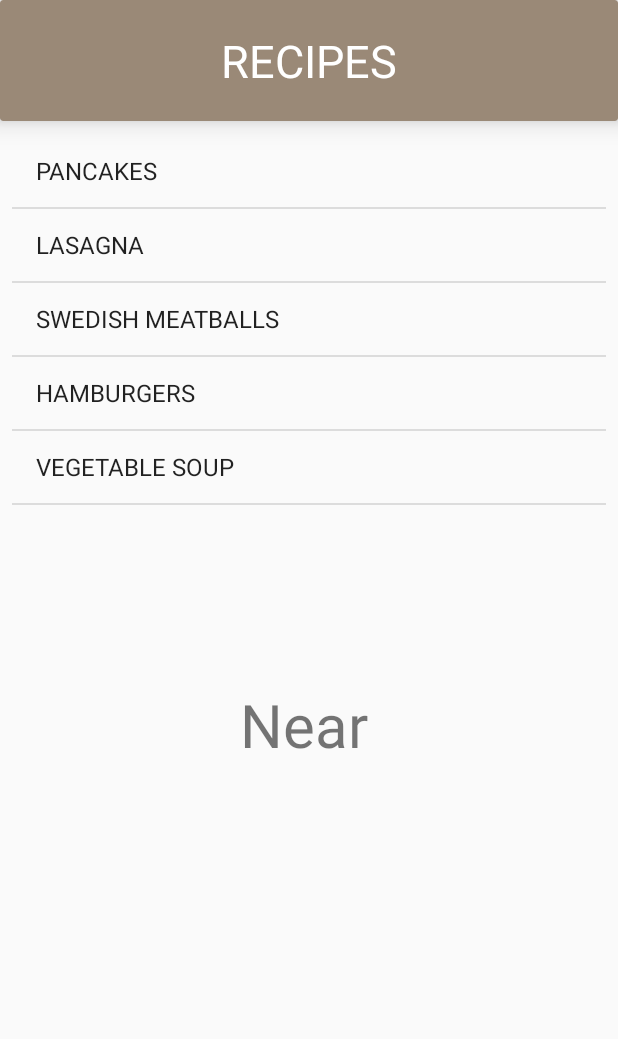
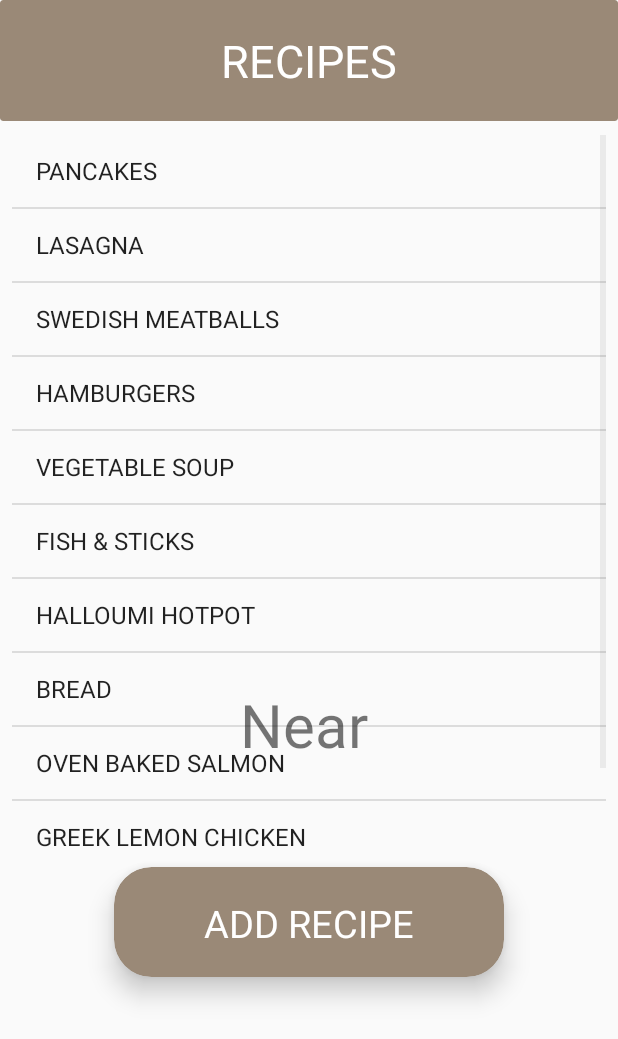
Before and after one commit to obakanue/uppr-cookr, an Android app: the RecipeActivity screen opened directly, with no data from a screen before it, on a phone screen of 412 x 824 dp. Shown: the top 1039 px of the screen. Run offline under Robolectric (Android 15) with nearby library versions, the light colour scheme and no system bars.

Commit message:
Adds viewlist of items for recipes

```diff
--- a/app/src/main/res/layout/activity_recipe.xml
+++ b/app/src/main/res/layout/activity_recipe.xml
@@ -5,6 +5,40 @@
     android:layout_width="match_parent"
     android:layout_height="match_parent"
     tools:context=".RecipeActivity">
+
+    <androidx.cardview.widget.CardView
+        android:id="@+id/cardView2"
+        android:layout_width="260dp"
+        android:layout_height="73dp"
+        android:layout_marginTop="578dp"
+        android:clickable="true"
+        app:cardBackgroundColor="@color/khaki"
+        app:cardCornerRadius="25dp"
+        app:cardElevation="10dp"
+
+        app:layout_constraintEnd_toEndOf="parent"
+        app:layout_constraintStart_toStartOf="parent"
+        app:layout_constraintTop_toTopOf="parent">
+
+        <androidx.constraintlayout.widget.ConstraintLayout
+            android:layout_width="match_parent"
+            android:layout_height="match_parent">
+
+            <TextView
+                android:id="@+id/addRecipe"
+                android:layout_width="wrap_content"
+                android:layout_height="wrap_content"
+                android:paddingVertical="20dp"
+                android:text="@string/addRecipe"
+                android:textColor="@color/white"
+                android:textSize="25sp"
+                app:layout_constraintBottom_toBottomOf="parent"
+                app:layout_constraintEnd_toEndOf="parent"
+                app:layout_constraintHorizontal_bias="0.5"
+                app:layout_constraintStart_toStartOf="parent"
+                app:layout_constraintTop_toTopOf="parent" />
+        </androidx.constraintlayout.widget.ConstraintLayout>
+    </androidx.cardview.widget.CardView>
 
     <TextView
         android:id="@+id/distance"
@@ -23,7 +57,7 @@
         android:layout_width="match_parent"
         android:layout_height="wrap_content"
         app:cardBackgroundColor="@color/khaki"
-        app:cardElevation="10dp"
+        app:cardElevation="0dp"
         app:layout_constraintEnd_toEndOf="parent"
         app:layout_constraintHorizontal_bias="0.5"
         app:layout_constraintStart_toStartOf="parent"
@@ -51,12 +85,14 @@
 
     <ListView
         android:layout_width="396dp"
-        android:layout_height="520dp"
+        android:layout_height="478dp"
         android:layout_marginTop="90dp"
+        android:entries="@array/list_items"
         app:layout_constraintEnd_toEndOf="parent"
         app:layout_constraintHorizontal_bias="0.5"
         app:layout_constraintStart_toStartOf="parent"
         app:layout_constraintTop_toTopOf="parent"
-        android:entries="@array/list_items"/>
+        android:fadeScrollbars="true"
+        />
 
 </androidx.constraintlayout.widget.ConstraintLayout>
--- a/app/src/main/res/layout/content_main.xml
+++ b/app/src/main/res/layout/content_main.xml
@@ -15,7 +15,7 @@
         android:layout_marginTop="563dp"
         android:clickable="true"
         app:cardBackgroundColor="@color/khaki"
-        app:cardElevation="10dp"
+        app:cardElevation="0dp"
         app:layout_constraintEnd_toEndOf="parent"
         app:layout_constraintEnd_toStartOf="@+id/cardView"
         app:layout_constraintHorizontal_bias="0.5"
@@ -65,7 +65,7 @@
         android:layout_marginTop="473dp"
         android:clickable="true"
         app:cardBackgroundColor="@color/khaki"
-        app:cardElevation="10dp"
+        app:cardElevation="0dp"
         app:layout_constraintEnd_toEndOf="parent"
         app:layout_constraintHorizontal_bias="0.5"
         app:layout_constraintStart_toEndOf="@+id/cardView2"
--- a/app/src/main/res/values/recipe_list.xml
+++ b/app/src/main/res/values/recipe_list.xml
@@ -6,5 +6,11 @@
         <item>SWEDISH MEATBALLS</item>
         <item>HAMBURGERS</item>
         <item>VEGETABLE SOUP</item>
+        <item>FISH &amp; STICKS</item>
+        <item>HALLOUMI HOTPOT</item>
+        <item>BREAD</item>
+        <item>OVEN BAKED SALMON</item>
+        <item>GREEK LEMON CHICKEN</item>
+        <item>VEGETARIAN KORMA</item>
     </string-array>
 </resources>
--- a/app/src/main/res/values/strings.xml
+++ b/app/src/main/res/values/strings.xml
@@ -7,11 +7,12 @@
 <string name="nav_header_desc">Navigation header</string>
 <string name="action_settings">Settings</string>
 <string name="recipes">RECIPES</string>
+    <string name="addRecipe">ADD RECIPE</string>
 <string name="timer">TIMER</string>
 <string name="start_timer">START</string>
 <string name="timerNumber">00:00:00</string>
 <string name="cookr_logo">cookr-logo</string>
 <color name="white">#FFFFFF</color>
-<color name="khaki">#FF9A8977</color>
+<color name="khaki">#9A8977</color>
 <color name="darkbrown">#474338</color>
 </resources>
```
Also changed, not shown: app/src/main/res/layout/activity_timer.xml (+44 -14 lines).
